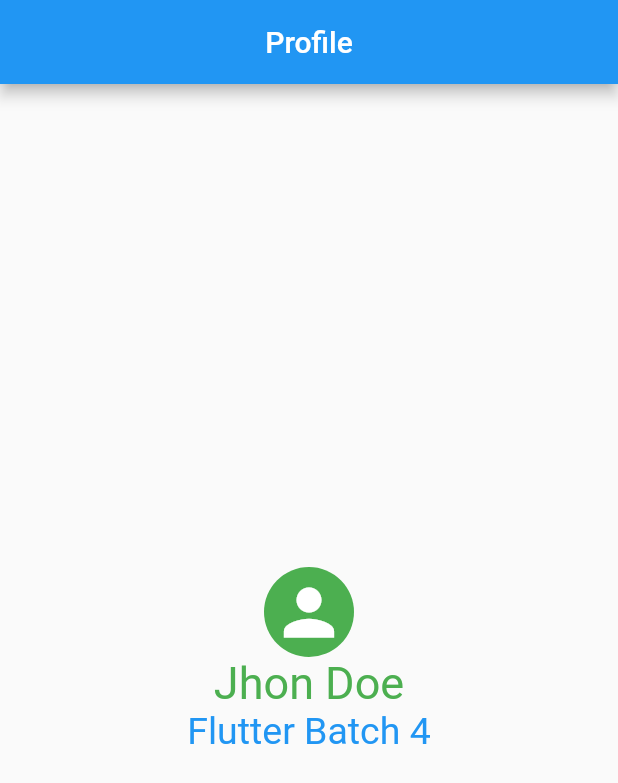
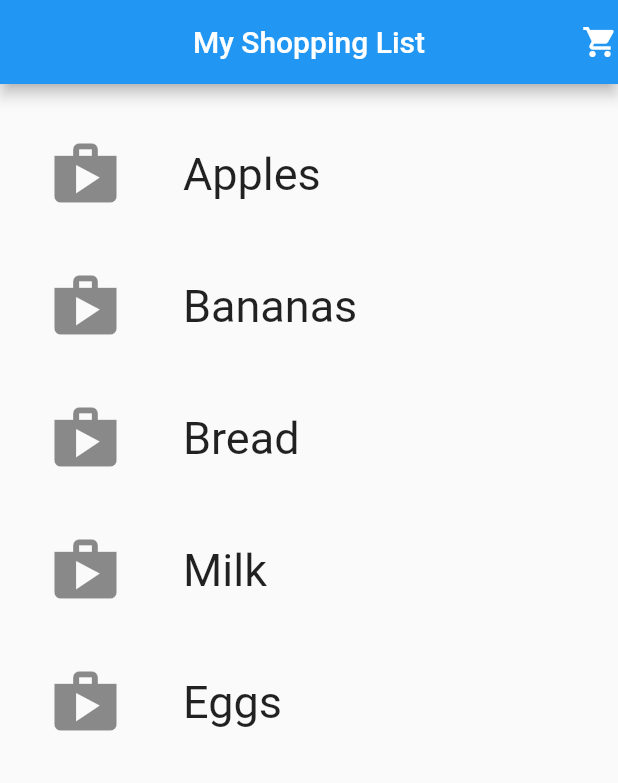
Before and after one commit to MrSohan10/Flutter-Live-Tests, a Flutter app: the screen it shows after launch, on a phone screen of 412 x 824 dp. Shown: the top 783 px of the screen. Run offline on Flutter 3.47's test engine with Material 2 defaults, Android fonts, the phone set to English and light mode, and no system bars.

Commit message:
module 6 live test complete

```diff
--- a/lib/main.dart
+++ b/lib/main.dart
@@ -9,37 +9,77 @@ class MyApp extends StatelessWidget {
   @override
   Widget build(BuildContext context) {
     return MaterialApp(
+      debugShowCheckedModeBanner: false,
       home: Scaffold(
         appBar: AppBar(
-          title: Text('Profile'),
+          title: Text('My Shopping List'),
           centerTitle: true,
+          actions: [Icon(Icons.shopping_cart)],
         ),
-        body: Center(
-          child: Column(
-            mainAxisAlignment: MainAxisAlignment.center,
-            children: [
-              Container(
-                width: 60,
-                height: 60,
-                decoration: BoxDecoration(
-                  shape: BoxShape.circle,
-                  color: Colors.green,
-                ),
-                child: Icon(
-                  Icons.person,
-                  size: 50,
-                  color: Colors.white,
-                ),
+        body: ListView(
+          padding: EdgeInsets.all(16),
+          children: [
+            ListTile(
+              leading: Icon(
+                Icons.shop,
+                size: 50,
               ),
-              SizedBox(height: 0),
-              Text('Jhon Doe',
-                  style: TextStyle(color: Colors.green, fontSize: 30)),
-              Text(
-                'Flutter Batch 4',
-                style: TextStyle(color: Colors.blue, fontSize: 25),
-              )
-            ],
-          ),
+              title: Text(
+                'Apples',
+                style: TextStyle(fontSize: 30),
+              ),
+              contentPadding: EdgeInsets.all(16),
+              horizontalTitleGap: 40,
+            ),
+            ListTile(
+              leading: Icon(
+                Icons.shop,
+                size: 50,
+              ),
+              title: Text(
+                'Bananas',
+                style: TextStyle(fontSize: 30),
+              ),
+              contentPadding: EdgeInsets.all(16),
+              horizontalTitleGap: 40,
+            ),
+            ListTile(
+              leading: Icon(
+                Icons.shop,
+                size: 50,
+              ),
+              title: Text(
+                'Bread',
+                style: TextStyle(fontSize: 30),
+              ),
+              contentPadding: EdgeInsets.all(16),
+              horizontalTitleGap: 40,
+            ),
+            ListTile(
+              leading: Icon(
+                Icons.shop,
+                size: 50,
+              ),
+              title: Text(
+                'Milk',
+                style: TextStyle(fontSize: 30),
+              ),
+              contentPadding: EdgeInsets.all(16),
+              horizontalTitleGap: 40,
+            ),
+            ListTile(
+              leading: Icon(
+                Icons.shop,
+                size: 50,
+              ),
+              title: Text(
+                'Eggs',
+                style: TextStyle(fontSize: 30),
+              ),
+              contentPadding: EdgeInsets.all(16),
+              horizontalTitleGap: 40,
+            ),
+          ],
         ),
       ),
     );
```
